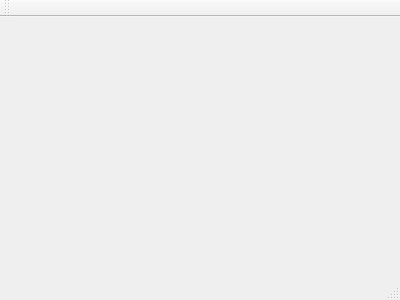
First picture: the form in miniSProg/mainwindow.ui, repository fduraibi/miniSProg, before the edit.
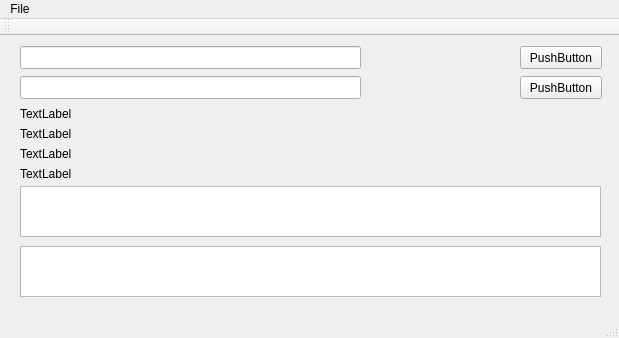
Second picture: the form after the edit.

Commit message: Initial commit from linux

What changed in the file:
```diff
--- a/miniSProg/mainwindow.ui
+++ b/miniSProg/mainwindow.ui
@@ -1,24 +1,170 @@
 <ui version="4.0">
  <class>MainWindow</class>
- <widget class="QMainWindow" name="MainWindow" >
-  <property name="geometry" >
+ <widget class="QMainWindow" name="MainWindow">
+  <property name="geometry">
    <rect>
     <x>0</x>
     <y>0</y>
-    <width>400</width>
-    <height>300</height>
+    <width>619</width>
+    <height>338</height>
    </rect>
   </property>
   <property name="windowTitle" >
    <string>MainWindow</string>
   </property>
-  <widget class="QMenuBar" name="menuBar" />
-  <widget class="QToolBar" name="mainToolBar" />
-  <widget class="QWidget" name="centralWidget" />
-  <widget class="QStatusBar" name="statusBar" />
+  <widget class="QWidget" name="centralWidget">
+   <widget class="QPushButton" name="pushButtonSet">
+    <property name="geometry">
+     <rect>
+      <x>520</x>
+      <y>40</y>
+      <width>82</width>
+      <height>23</height>
+     </rect>
+    </property>
+    <property name="text">
+     <string>PushButton</string>
+    </property>
+   </widget>
+   <widget class="QLineEdit" name="lineEdit">
+    <property name="geometry">
+     <rect>
+      <x>20</x>
+      <y>10</y>
+      <width>341</width>
+      <height>23</height>
+     </rect>
+    </property>
+   </widget>
+   <widget class="QLineEdit" name="lineEdit_2">
+    <property name="geometry">
+     <rect>
+      <x>20</x>
+      <y>40</y>
+      <width>341</width>
+      <height>23</height>
+     </rect>
+    </property>
+   </widget>
+   <widget class="QPushButton" name="pushButton_2">
+    <property name="geometry">
+     <rect>
+      <x>520</x>
+      <y>10</y>
+      <width>82</width>
+      <height>23</height>
+     </rect>
+    </property>
+    <property name="text">
+     <string>PushButton</string>
+    </property>
+   </widget>
+   <widget class="QLabel" name="label">
+    <property name="geometry">
+     <rect>
+      <x>20</x>
+      <y>70</y>
+      <width>331</width>
+      <height>16</height>
+     </rect>
+    </property>
+    <property name="text">
+     <string>TextLabel</string>
+    </property>
+   </widget>
+   <widget class="QLabel" name="label_2">
+    <property name="geometry">
+     <rect>
+      <x>20</x>
+      <y>90</y>
+      <width>341</width>
+      <height>16</height>
+     </rect>
+    </property>
+    <property name="text">
+     <string>TextLabel</string>
+    </property>
+   </widget>
+   <widget class="QLabel" name="label_3">
+    <property name="geometry">
+     <rect>
+      <x>20</x>
+      <y>110</y>
+      <width>341</width>
+      <height>16</height>
+     </rect>
+    </property>
+    <property name="text">
+     <string>TextLabel</string>
+    </property>
+   </widget>
+   <widget class="QLabel" name="label_4">
+    <property name="geometry">
+     <rect>
+      <x>20</x>
+      <y>130</y>
+      <width>361</width>
+      <height>16</height>
+     </rect>
+    </property>
+    <property name="text">
+     <string>TextLabel</string>
+    </property>
+   </widget>
+   <widget class="QPlainTextEdit" name="plainTextEdit">
+    <property name="geometry">
+     <rect>
+      <x>20</x>
+      <y>150</y>
+      <width>581</width>
+      <height>51</height>
+     </rect>
+    </property>
+   </widget>
+   <widget class="QPlainTextEdit" name="plainTextEdit_2">
+    <property name="geometry">
+     <rect>
+      <x>20</x>
+      <y>210</y>
+      <width>581</width>
+      <height>51</height>
+     </rect>
+    </property>
+   </widget>
+  </widget>
+  <widget class="QMenuBar" name="menuBar">
+   <property name="geometry">
+    <rect>
+     <x>0</x>
+     <y>0</y>
+     <width>619</width>
+     <height>20</height>
+    </rect>
+   </property>
+   <widget class="QMenu" name="menuFile">
+    <property name="title">
+     <string>File</string>
+    </property>
+    <addaction name="actionExit"/>
+   </widget>
+   <addaction name="menuFile"/>
+  </widget>
+  <widget class="QToolBar" name="mainToolBar">
+   <attribute name="toolBarArea">
+    <enum>TopToolBarArea</enum>
+   </attribute>
+   <attribute name="toolBarBreak">
+    <bool>true</bool>
+   </attribute>
+  </widget>
+  <widget class="QStatusBar" name="statusBar"/>
+  <action name="actionExit">
+   <property name="text">
+    <string>Exit</string>
+   </property>
+  </action>
  </widget>
- <layoutDefault spacing="6" margin="11" />
- <pixmapfunction></pixmapfunction>
+ <layoutdefault spacing="6" margin="11"/>
  <resources/>
  <connections/>
 </ui>
```
Left out of the diff: 5 changed lines with no effect on the pictures. The commit also changes 2 other files.
